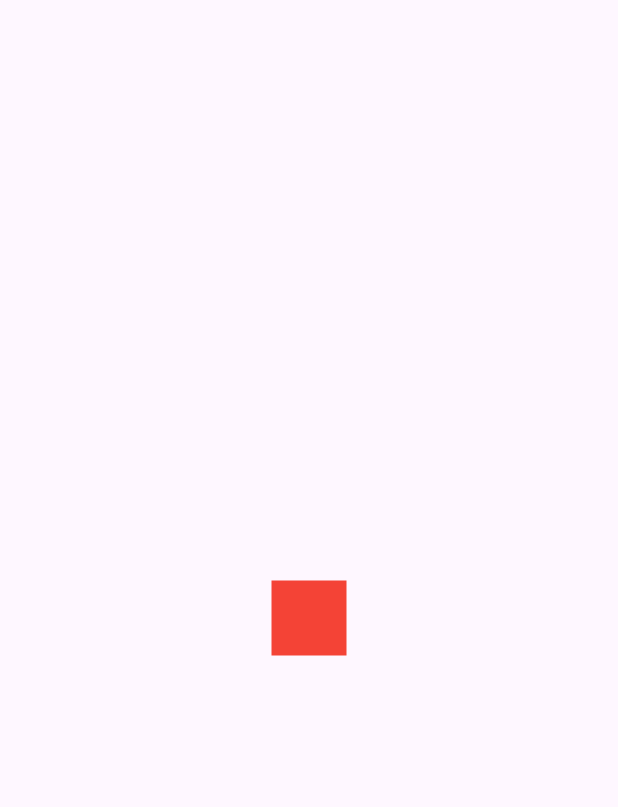
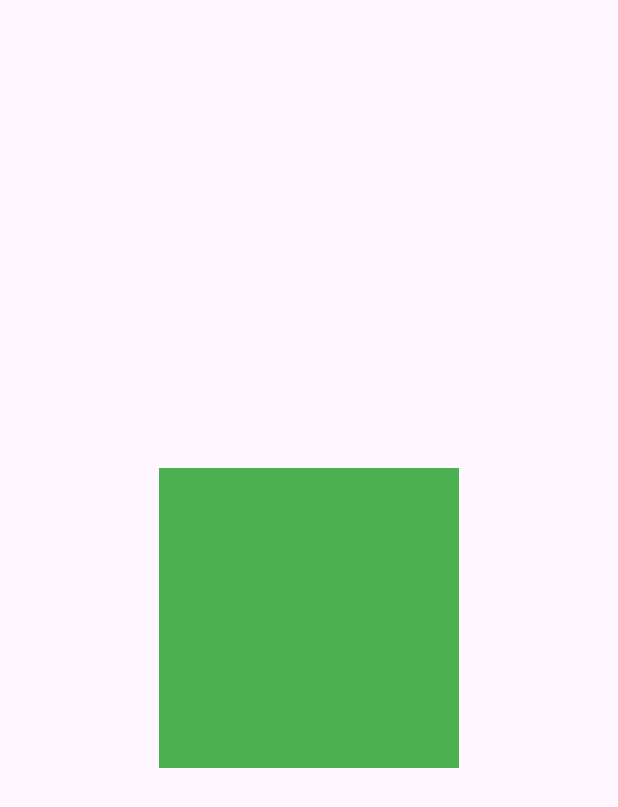
Before and after one commit to TheoTavora/FlutterAvanced, a Flutter app: the screen it shows after launch, on a phone screen of 412 x 824 dp. Shown: the top 807 px of the screen. Run offline on Flutter 3.47's test engine with Material 3 defaults, Android fonts, the phone set to English and light mode, and no system bars.

Commit message:
Finalizado Aula Tween

```diff
--- a/lib/main.dart
+++ b/lib/main.dart
@@ -29,29 +29,24 @@ class MyHomePage extends StatefulWidget {
   State<MyHomePage> createState() => _MyHomePageState();
 }
 
-class _MyHomePageState extends State<MyHomePage>
-    with SingleTickerProviderStateMixin {
+class _MyHomePageState extends State<MyHomePage> with SingleTickerProviderStateMixin {
+
   late AnimationController _controller;
+  late ColorTween colorTween;
 
   @override
   void initState() {
     _controller = AnimationController(
       vsync: this,
       duration: Duration(milliseconds: 900),
-      lowerBound: 0,
-      upperBound: 150,
     );
     _controller.addListener(() {
       setState(() {});
     });
-    _controller.addStatusListener((status) {
-      if (status == AnimationStatus.completed) {
-        _controller.reverse();
-      }
-      //if (status == AnimationStatus.dismissed) {
-      //  _controller.forward();
-      // }
-    });
+    colorTween = ColorTween(
+      begin: Colors.red,
+      end: Colors.green,
+    )..animate(CurvedAnimation(parent: _controller, curve: Curves.bounceIn));
     _controller.forward();
     super.initState();
   }
@@ -67,9 +62,9 @@ class _MyHomePageState extends State<MyHomePage>
     return Scaffold(
       body: Center(
         child: Container(
-          width: 50 + _controller.value,
-          height: 50 + _controller.value,
-          color: Colors.red
+          width: 200,
+          height: 200,
+          color: colorTween.evaluate(_controller),
           )
         ),
     );
```
